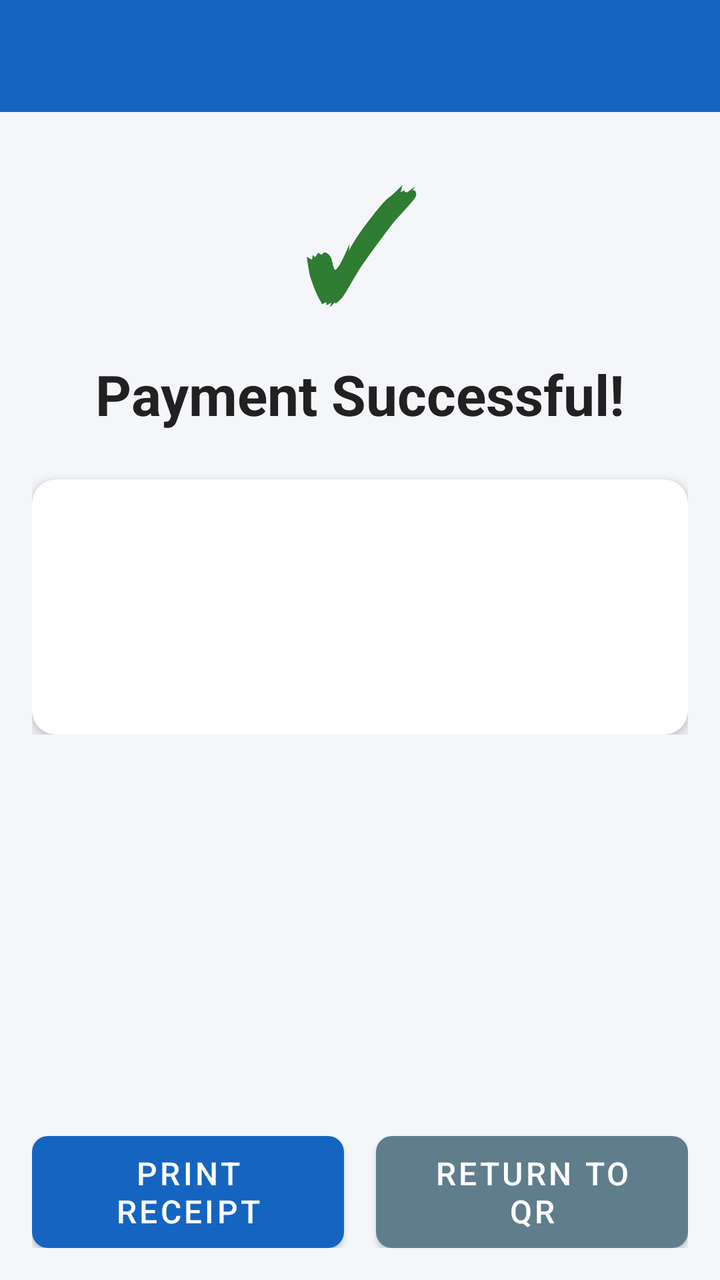
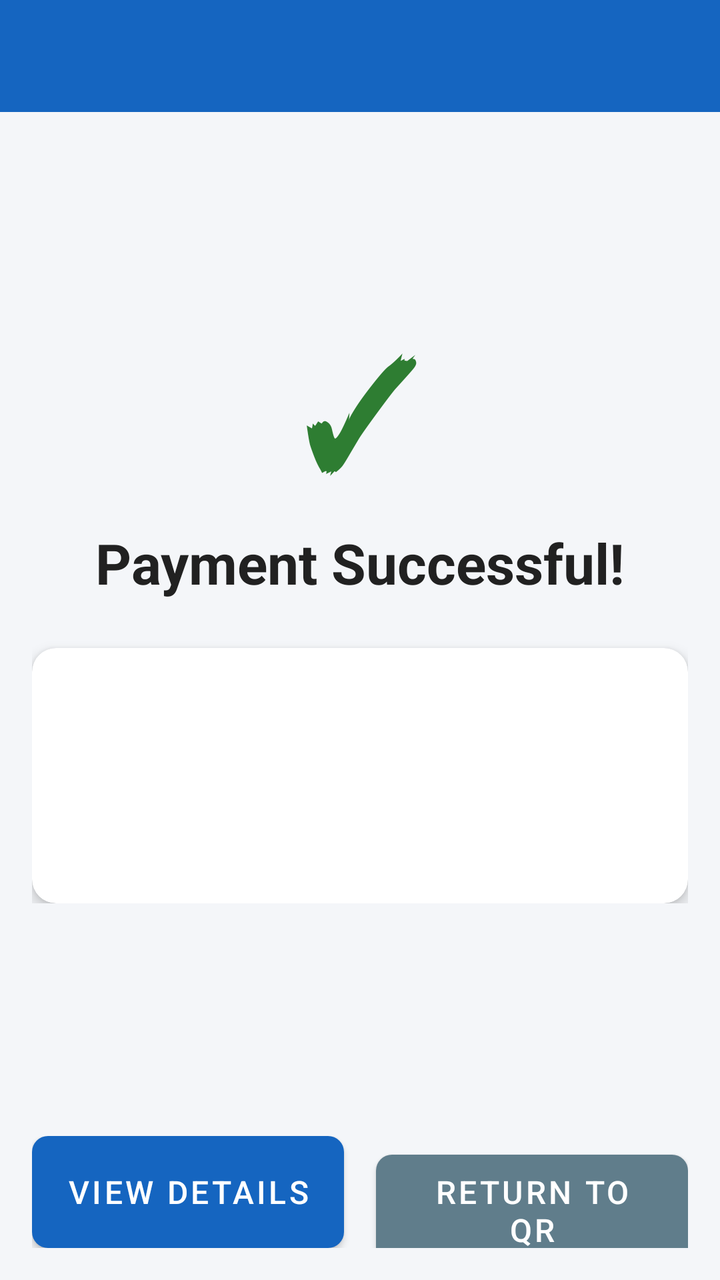

An Android layout rendered at two revisions. The XML below is the earlier revision; the diff shows what the commit changed to produce the second picture.
<!-- AndroidManifest.xml: application theme AppTheme -->
<!-- res/layout/activity_payment_success.xml -->
<?xml version="1.0" encoding="utf-8"?>
<LinearLayout xmlns:android="http://schemas.android.com/apk/res/android"
    xmlns:app="http://schemas.android.com/apk/res-auto"
    android:layout_width="match_parent"
    android:layout_height="match_parent"
    android:orientation="vertical"
    android:background="@color/background">

    <androidx.appcompat.widget.Toolbar
        android:id="@+id/toolbar"
        android:layout_width="match_parent"
        android:layout_height="?attr/actionBarSize"
        android:background="@color/primary"
        app:titleTextColor="@color/white" />

    <ScrollView
        android:id="@+id/scroll_receipt"
        android:layout_width="match_parent"
        android:layout_height="0dp"
        android:layout_weight="1">

        <LinearLayout
            android:layout_width="match_parent"
            android:layout_height="wrap_content"
            android:orientation="vertical"
            android:gravity="center"
            android:padding="@dimen/screen_margin">

            <TextView
                android:layout_width="wrap_content"
                android:layout_height="wrap_content"
                android:text="&#x2713;"
                android:textSize="72sp"
                android:textStyle="bold"
                android:textColor="@color/success" />

            <TextView
                android:layout_width="wrap_content"
                android:layout_height="wrap_content"
                android:text="@string/payment_success_heading"
                android:textSize="28sp"
                android:textStyle="bold"
                android:textColor="@color/text_primary"
                android:layout_marginTop="8dp" />

            <com.google.android.material.card.MaterialCardView
                style="@style/AppCard"
                android:layout_width="match_parent"
                android:layout_height="wrap_content"
                android:layout_marginTop="24dp">
                <LinearLayout
                    android:layout_width="match_parent"
                    android:layout_height="wrap_content"
                    android:orientation="vertical"
                    android:padding="20dp">

                    <TextView
                        android:id="@+id/tv_amount"
                        android:layout_width="wrap_content"
                        android:layout_height="wrap_content"
                        android:textSize="24sp"
                        android:textStyle="bold"
                        android:textColor="@color/text_primary" />

                    <TextView
                        android:id="@+id/tv_ref"
                        android:layout_width="wrap_content"
                        android:layout_height="wrap_content"
                        android:textSize="16sp"
                        android:textColor="@color/text_secondary"
                        android:layout_marginTop="8dp" />

                    <TextView
                        android:id="@+id/tv_date_time"
                        android:layout_width="wrap_content"
                        android:layout_height="wrap_content"
                        android:textSize="16sp"
                        android:textColor="@color/text_secondary"
                        android:layout_marginTop="4dp" />
                </LinearLayout>
            </com.google.android.material.card.MaterialCardView>
        </LinearLayout>
    </ScrollView>

    <LinearLayout
        android:layout_width="match_parent"
        android:layout_height="wrap_content"
        android:orientation="horizontal"
        android:padding="@dimen/screen_margin">

        <com.google.android.material.button.MaterialButton
            android:id="@+id/btn_print"
            style="@style/AccentButton"
            android:layout_width="0dp"
            android:layout_height="@dimen/button_height"
            android:layout_weight="1"
            android:layout_marginEnd="8dp"
            android:text="@string/payment_success_print" />

        <com.google.android.material.button.MaterialButton
            android:id="@+id/btn_return"
            style="@style/SecondaryButton"
            android:layout_width="0dp"
            android:layout_height="@dimen/button_height"
            android:layout_weight="1"
            android:layout_marginStart="8dp"
            android:text="@string/payment_success_return" />
    </LinearLayout>
</LinearLayout>
<!-- resources referenced by this layout -->
<resources>
  <color name="background">#F4F6F9</color>
  <color name="primary">#1565C0</color>
  <color name="success">#2E7D32</color>
  <color name="text_primary">#212121</color>
  <color name="text_secondary">#757575</color>
  <color name="white">#FFFFFF</color>
  <dimen name="button_height">56dp</dimen>
  <dimen name="screen_margin">16dp</dimen>
  <string name="payment_success_heading">Payment Successful!</string>
  <string name="payment_success_print">Print Receipt</string>
  <string name="payment_success_return">Return to QR</string>
  <style name="AccentButton" parent="Widget.MaterialComponents.Button">
          <item name="android:minHeight">@dimen/button_height</item>
          <item name="backgroundTint">@color/accent</item>
          <item name="android:textColor">@color/white</item>
          <item name="android:textSize">16sp</item>
          <item name="cornerRadius">8dp</item>
          <item name="android:insetTop">0dp</item>
          <item name="android:insetBottom">0dp</item>
      </style>
  <style name="AppCard" parent="Widget.MaterialComponents.CardView">
          <item name="cardCornerRadius">@dimen/card_corner_radius</item>
          <item name="cardElevation">@dimen/card_elevation</item>
          <item name="cardBackgroundColor">@color/card</item>
      </style>
  <style name="SecondaryButton" parent="Widget.MaterialComponents.Button">
          <item name="android:minHeight">@dimen/button_height</item>
          <item name="backgroundTint">@color/btn_secondary</item>
          <item name="android:textColor">@color/white</item>
          <item name="android:textSize">16sp</item>
          <item name="cornerRadius">8dp</item>
          <item name="android:insetTop">0dp</item>
          <item name="android:insetBottom">0dp</item>
      </style>
  <color name="accent">#1565C0</color>
  <dimen name="card_corner_radius">12dp</dimen>
  <dimen name="card_elevation">4dp</dimen>
  <color name="card">#FFFFFF</color>
  <color name="btn_secondary">#607D8B</color>
  <color name="primary_dark">#003c8f</color>
  <!-- unchanged entries left out for length: 1 -->
</resources>

<!-- the commit's change to res/layout/activity_payment_success.xml (unified diff, before → after) -->
@@ -17,66 +17,229 @@
         android:id="@+id/scroll_receipt"
         android:layout_width="match_parent"
         android:layout_height="0dp"
-        android:layout_weight="1">
+        android:layout_weight="1"
+        android:fillViewport="true">
 
         <LinearLayout
+            android:id="@+id/layout_content"
             android:layout_width="match_parent"
             android:layout_height="wrap_content"
             android:orientation="vertical"
             android:gravity="center"
             android:padding="@dimen/screen_margin">
 
-            <TextView
+            <LinearLayout
+                android:id="@+id/layout_success_summary"
+                android:layout_width="match_parent"
+                android:layout_height="wrap_content"
+                android:gravity="center"
+                android:orientation="vertical">
+
+                <TextView
+                    android:layout_width="wrap_content"
+                    android:layout_height="wrap_content"
+                    android:text="&#x2713;"
+                    android:textSize="72sp"
+                    android:textStyle="bold"
+                    android:textColor="@color/success" />
+
+                <TextView
+                    android:layout_width="wrap_content"
+                    android:layout_height="wrap_content"
+                    android:text="@string/payment_success_heading"
+                    android:textSize="28sp"
+                    android:textStyle="bold"
+                    android:textColor="@color/text_primary"
+                    android:layout_marginTop="8dp" />
+
+                <com.google.android.material.card.MaterialCardView
+                    style="@style/AppCard"
+                    android:layout_width="match_parent"
+                    android:layout_height="wrap_content"
+                    android:layout_marginTop="24dp">
+
+                    <LinearLayout
+                        android:layout_width="match_parent"
+                        android:layout_height="wrap_content"
+                        android:orientation="vertical"
+                        android:padding="20dp">
+
+                        <TextView
+                            android:id="@+id/tv_amount"
+                            android:layout_width="wrap_content"
+                            android:layout_height="wrap_content"
+                            android:textSize="24sp"
+                            android:textStyle="bold"
+                            android:textColor="@color/text_primary" />
+
+                        <TextView
+                            android:id="@+id/tv_ref"
+                            android:layout_width="wrap_content"
+                            android:layout_height="wrap_content"
+                            android:textSize="16sp"
+                            android:textColor="@color/text_secondary"
+                            android:layout_marginTop="8dp" />
+
+                        <TextView
+                            android:id="@+id/tv_date_time"
+                            android:layout_width="wrap_content"
+                            android:layout_height="wrap_content"
+                            android:textSize="16sp"
+                            android:textColor="@color/text_secondary"
+                            android:layout_marginTop="4dp" />
+                    </LinearLayout>
+                </com.google.android.material.card.MaterialCardView>
+            </LinearLayout>
+
+            <ProgressBar
+                android:id="@+id/progress_details"
                 android:layout_width="wrap_content"
                 android:layout_height="wrap_content"
-                android:text="&#x2713;"
-                android:textSize="72sp"
-                android:textStyle="bold"
-                android:textColor="@color/success" />
-
-            <TextView
-                android:layout_width="wrap_content"
-                android:layout_height="wrap_content"
-                android:text="@string/payment_success_heading"
-                android:textSize="28sp"
-                android:textStyle="bold"
-                android:textColor="@color/text_primary"
-                android:layout_marginTop="8dp" />
+                android:layout_marginTop="28dp"
+                android:visibility="gone" />
 
             <com.google.android.material.card.MaterialCardView
+                android:id="@+id/card_receipt"
                 style="@style/AppCard"
                 android:layout_width="match_parent"
                 android:layout_height="wrap_content"
-                android:layout_marginTop="24dp">
+                android:visibility="gone"
+                app:cardElevation="2dp">
+
                 <LinearLayout
+                    android:id="@+id/layout_receipt_content"
                     android:layout_width="match_parent"
                     android:layout_height="wrap_content"
+                    android:background="@color/white"
                     android:orientation="vertical"
                     android:padding="20dp">
 
                     <TextView
-                        android:id="@+id/tv_amount"
-                        android:layout_width="wrap_content"
-                        android:layout_height="wrap_content"
-                        android:textSize="24sp"
-                        android:textStyle="bold"
-                        android:textColor="@color/text_primary" />
-
-                    <TextView
-                        android:id="@+id/tv_ref"
-                        android:layout_width="wrap_content"
-                        android:layout_height="wrap_content"
-                        android:textSize="16sp"
+                        android:layout_width="match_parent"
+                        android:layout_height="wrap_content"
+                        android:gravity="center"
+                        android:text="@string/payment_success_receipt_title"
+                        android:textColor="@color/text_primary"
+                        android:textSize="20sp"
+                        android:textStyle="bold" />
+
+                    <TextView
+                        android:id="@+id/tv_receipt_amount"
+                        android:layout_width="match_parent"
+                        android:layout_height="wrap_content"
+                        android:layout_marginTop="16dp"
+                        android:gravity="center"
+                        android:textColor="@color/text_primary"
+                        android:textSize="28sp"
+                        android:textStyle="bold" />
+
+                    <TextView
+                        android:id="@+id/tv_receipt_status"
+                        android:layout_width="match_parent"
+                        android:layout_height="wrap_content"
+                        android:layout_marginTop="4dp"
+                        android:gravity="center"
                         android:textColor="@color/text_secondary"
-                        android:layout_marginTop="8dp" />
-
-                    <TextView
-                        android:id="@+id/tv_date_time"
-                        android:layout_width="wrap_content"
-                        android:layout_height="wrap_content"
-                        android:textSize="16sp"
+                        android:textSize="14sp"
+                        android:textStyle="bold" />
+
+                    <View
+                        android:layout_width="match_parent"
+                        android:layout_height="1dp"
+                        android:layout_marginTop="18dp"
+                        android:background="@color/divider" />
+
+                    <LinearLayout
+                        android:id="@+id/row_transaction_id"
+                        style="@style/ReceiptDetailRow">
+                        <TextView
+                            style="@style/ReceiptDetailLabel"
+                            android:text="@string/payment_success_transaction_id" />
+                        <TextView
+                            android:id="@+id/tv_receipt_transaction_id"
+                            style="@style/ReceiptDetailValue" />
+                    </LinearLayout>
+
+                    <LinearLayout
+                        android:id="@+id/row_request_id"
+                        style="@style/ReceiptDetailRow">
+                        <TextView
+                            style="@style/ReceiptDetailLabel"
+                            android:text="@string/payment_success_request_id" />
+                        <TextView
+                            android:id="@+id/tv_receipt_request_id"
+                            style="@style/ReceiptDetailValue" />
+                    </LinearLayout>
+
+                    <LinearLayout
+                        android:id="@+id/row_date"
+                        style="@style/ReceiptDetailRow">
+                        <TextView
+                            style="@style/ReceiptDetailLabel"
+                            android:text="@string/payment_success_date" />
+                        <TextView
+                            android:id="@+id/tv_receipt_date"
+                            style="@style/ReceiptDetailValue" />
+                    </LinearLayout>
+
+                    <LinearLayout
+                        android:id="@+id/row_currency"
+                        style="@style/ReceiptDetailRow">
+                        <TextView
+                            style="@style/ReceiptDetailLabel"
+                            android:text="@string/payment_success_currency" />
+                        <TextView
+                            android:id="@+id/tv_receipt_currency"
+                            style="@style/ReceiptDetailValue" />
+                    </LinearLayout>
+
+                    <LinearLayout
+                        android:id="@+id/row_payer"
+                        style="@style/ReceiptDetailRow">
+                        <TextView
+                            style="@style/ReceiptDetailLabel"
+                            android:text="@string/payment_success_payer" />
+                        <TextView
+                            android:id="@+id/tv_receipt_payer"
+                            style="@style/ReceiptDetailValue" />
+                    </LinearLayout>
+
+                    <LinearLayout
+                        android:id="@+id/row_terminal"
+                        style="@style/ReceiptDetailRow">
+                        <TextView
+                            style="@style/ReceiptDetailLabel"
+                            android:text="@string/payment_success_terminal" />
+                        <TextView
+                            android:id="@+id/tv_receipt_terminal"
+                            style="@style/ReceiptDetailValue" />
+                    </LinearLayout>
+
+                    <LinearLayout
+                        android:id="@+id/row_merchant"
+                        style="@style/ReceiptDetailRow">
+                        <TextView
+                            style="@style/ReceiptDetailLabel"
+                            android:text="@string/payment_success_merchant" />
+                        <TextView
+                            android:id="@+id/tv_receipt_merchant"
+                            style="@style/ReceiptDetailValue" />
+                    </LinearLayout>
+
+                    <View
+                        android:layout_width="match_parent"
+                        android:layout_height="1dp"
+                        android:layout_marginTop="16dp"
+                        android:background="@color/divider" />
+
+                    <TextView
+                        android:layout_width="match_parent"
+                        android:layout_height="wrap_content"
+                        android:layout_marginTop="14dp"
+                        android:gravity="center"
+                        android:text="@string/payment_success_receipt_footer"
                         android:textColor="@color/text_secondary"
-                        android:layout_marginTop="4dp" />
+                        android:textSize="13sp" />
                 </LinearLayout>
             </com.google.android.material.card.MaterialCardView>
         </LinearLayout>
@@ -89,13 +252,13 @@
         android:padding="@dimen/screen_margin">
 
         <com.google.android.material.button.MaterialButton
-            android:id="@+id/btn_print"
+            android:id="@+id/btn_primary"
             style="@style/AccentButton"
             android:layout_width="0dp"
             android:layout_height="@dimen/button_height"
             android:layout_weight="1"
             android:layout_marginEnd="8dp"
-            android:text="@string/payment_success_print" />
+            android:text="@string/payment_success_view_details" />
 
         <com.google.android.material.button.MaterialButton
             android:id="@+id/btn_return"
<!-- resource entries referenced after the edit -->
@@ -1,6 +1,7 @@
 <!-- resources referenced by this layout -->
 <resources>
   <color name="background">#F4F6F9</color>
+  <color name="divider">#E0E0E0</color>
   <color name="primary">#1565C0</color>
   <color name="success">#2E7D32</color>
   <color name="text_primary">#212121</color>
@@ -8,9 +9,18 @@
   <color name="white">#FFFFFF</color>
   <dimen name="button_height">56dp</dimen>
   <dimen name="screen_margin">16dp</dimen>
+  <string name="payment_success_currency">Currency</string>
+  <string name="payment_success_date">Date</string>
   <string name="payment_success_heading">Payment Successful!</string>
-  <string name="payment_success_print">Print Receipt</string>
+  <string name="payment_success_merchant">Merchant</string>
+  <string name="payment_success_payer">Payer</string>
+  <string name="payment_success_receipt_footer">Thank you!</string>
+  <string name="payment_success_receipt_title">Transaction Receipt</string>
+  <string name="payment_success_request_id">Request ID</string>
   <string name="payment_success_return">Return to QR</string>
+  <string name="payment_success_terminal">Terminal</string>
+  <string name="payment_success_transaction_id">Transaction ID</string>
+  <string name="payment_success_view_details">View Details</string>
   <style name="AccentButton" parent="Widget.MaterialComponents.Button">
           <item name="android:minHeight">@dimen/button_height</item>
           <item name="backgroundTint">@color/accent</item>
@@ -24,6 +34,29 @@
           <item name="cardCornerRadius">@dimen/card_corner_radius</item>
           <item name="cardElevation">@dimen/card_elevation</item>
           <item name="cardBackgroundColor">@color/card</item>
+      </style>
+  <style name="ReceiptDetailLabel">
+          <item name="android:layout_width">110dp</item>
+          <item name="android:layout_height">wrap_content</item>
+          <item name="android:textColor">@color/text_secondary</item>
+          <item name="android:textSize">14sp</item>
+      </style>
+  <style name="ReceiptDetailRow">
+          <item name="android:layout_width">match_parent</item>
+          <item name="android:layout_height">wrap_content</item>
+          <item name="android:layout_marginTop">14dp</item>
+          <item name="android:gravity">top</item>
+          <item name="android:orientation">horizontal</item>
+      </style>
+  <style name="ReceiptDetailValue">
+          <item name="android:layout_width">0dp</item>
+          <item name="android:layout_height">wrap_content</item>
+          <item name="android:layout_weight">1</item>
+          <item name="android:gravity">end</item>
+          <item name="android:textColor">@color/text_primary</item>
+          <item name="android:textSize">14sp</item>
+          <item name="android:textStyle">bold</item>
+          <item name="android:maxLines">3</item>
       </style>
   <style name="SecondaryButton" parent="Widget.MaterialComponents.Button">
           <item name="android:minHeight">@dimen/button_height</item>
